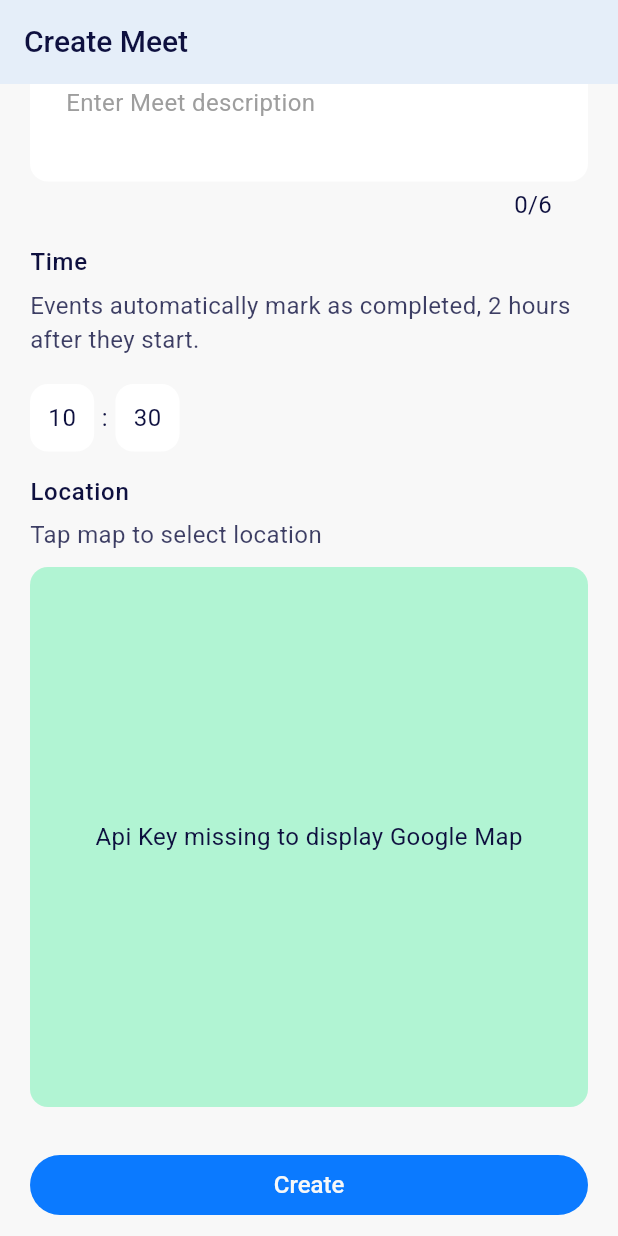
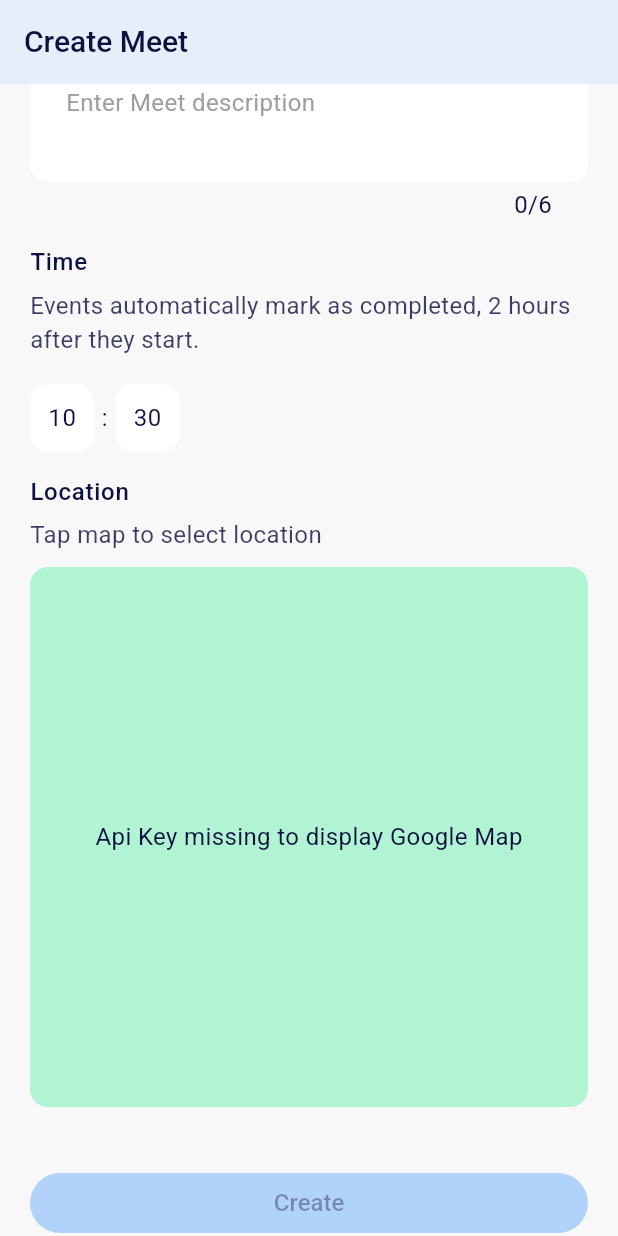
Before and after one commit to OtiDavidChibueze/social_network_platform_frontend, a Flutter app: the CreateMeetPage screen opened by its route, scrolled down 169 dp, on a phone screen of 412 x 824 dp. Run offline on Flutter 3.47's test engine with Material 3 defaults, Android fonts, the phone set to English and light mode, and no system bars; our stand-ins replace cached_network_image, dio, equatable, firebase_auth, firebase_core, flutter_bloc and 8 more; accounts and stored records are empty; network calls fail.

Commit message:
chores: see diff for changes

```diff
--- a/lib/features/auth/presentation/pages/auth_page.dart
+++ b/lib/features/auth/presentation/pages/auth_page.dart
@@ -50,7 +50,7 @@ class AuthPage extends StatelessWidget {
                       SizedBox(height: 20),
 
                       Text(
-                        'By DhavyeScript',
+                        'By DhavyeScript Solutions',
                         style: Theme.of(context).textTheme.headlineSmall
                             ?.copyWith(
                               fontSize: 14,
@@ -59,7 +59,7 @@ class AuthPage extends StatelessWidget {
                             ),
                       ),
 
-                      SizedBox(height: 10),
+                      SizedBox(height: 20),
 
                       Expanded(
                         child: Center(child: Image.asset(AppImageUrls.group)),
--- /dev/null
+++ b/lib/features/create_meet/presentation/bloc/create_meet/create_meet_bloc.dart
@@ -0,0 +1,44 @@
+import 'package:flutter_bloc/flutter_bloc.dart';
+import 'package:social_network_platform/features/create_meet/presentation/bloc/create_meet/create_meet_event.dart';
+import 'package:social_network_platform/features/create_meet/presentation/bloc/create_meet/create_meet_state.dart';
+import 'package:social_network_platform/features/meet/domain/usecases/create_meet_usecase.dart';
+
+class CreateMeetBloc extends Bloc<CreateMeetEvent, CreateMeetState> {
+  final CreateMeetUsecase _createMeetUsecase;
+
+  CreateMeetBloc({required CreateMeetUsecase createMeetUsecase})
+    : _createMeetUsecase = createMeetUsecase,
+      super(CreateMeetState.initial()) {
+    on<CreateMeetEvent>(_onCreateMeetEvent);
+  }
+
+  Future<void> _onCreateMeetEvent(
+    CreateMeetEvent event,
+    Emitter<CreateMeetState> emit,
+  ) async {
+    emit(state.copyWith(status: CreateMeetStatus.loading));
+
+    final result = await _createMeetUsecase(
+      CreateMeetParams(
+        title: event.title,
+        description: event.description,
+        time: event.time,
+        location: event.location,
+      ),
+    );
+
+    result.fold(
+      (l) {
+        emit(
+          state.copyWith(
+            status: CreateMeetStatus.error,
+            errorMessage: l.message,
+          ),
+        );
+      },
+      (r) {
+        emit(state.copyWith(status: CreateMeetStatus.error, createdMeet: r));
+      },
+    );
+  }
+}
--- /dev/null
+++ b/lib/features/create_meet/presentation/bloc/create_meet/create_meet_event.dart
@@ -0,0 +1,20 @@
+import 'package:equatable/equatable.dart';
+import 'package:flutter/material.dart';
+import 'package:google_maps_flutter/google_maps_flutter.dart';
+
+class CreateMeetEvent extends Equatable {
+  final String title;
+  final String description;
+  final TimeOfDay time;
+  final LatLng location;
+
+  const CreateMeetEvent({
+    required this.title,
+    required this.description,
+    required this.time,
+    required this.location,
+  });
+
+  @override
+  List<Object?> get props => [title, description, time, location];
+}
--- /dev/null
+++ b/lib/features/create_meet/presentation/bloc/create_meet/create_meet_state.dart
@@ -0,0 +1,34 @@
+import 'package:equatable/equatable.dart';
+import 'package:social_network_platform/features/meet/domain/entities/meet_entity.dart';
+
+enum CreateMeetStatus { initial, loading, success, error }
+
+class CreateMeetState extends Equatable {
+  final CreateMeetStatus status;
+  final String? errorMessage;
+  final MeetEntity? createdMeet;
+
+  const CreateMeetState._({
+    required this.status,
+    this.errorMessage,
+    this.createdMeet,
+  });
+
+  factory CreateMeetState.initial() =>
+      CreateMeetState._(status: CreateMeetStatus.initial);
+
+  @override
+  List<Object?> get props => [status, errorMessage, createdMeet];
+
+  CreateMeetState copyWith({
+    CreateMeetStatus? status,
+    String? errorMessage,
+    MeetEntity? createdMeet,
+  }) {
+    return CreateMeetState._(
+      status: status ?? this.status,
+      errorMessage: errorMessage ?? this.errorMessage,
+      createdMeet: createdMeet ?? this.createdMeet,
+    );
+  }
+}
--- a/lib/features/create_meet/presentation/pages/create_meet_page.dart
+++ b/lib/features/create_meet/presentation/pages/create_meet_page.dart
@@ -1,6 +1,11 @@
 import 'package:flutter/material.dart';
+import 'package:flutter_bloc/flutter_bloc.dart';
 import 'package:go_router/go_router.dart';
 import 'package:google_maps_flutter/google_maps_flutter.dart';
+import 'package:social_network_platform/core/di/locator.dart';
+import 'package:social_network_platform/features/create_meet/presentation/bloc/create_meet/create_meet_bloc.dart';
+import 'package:social_network_platform/features/create_meet/presentation/bloc/create_meet/create_meet_event.dart';
+import 'package:social_network_platform/features/create_meet/presentation/bloc/create_meet/create_meet_state.dart';
 import '../../../../core/common/widgets/default_button_widget.dart';
 import '../../../../core/common/widgets/default_text_field_widget.dart';
 import 'location_picker_page.dart';
@@ -15,13 +20,52 @@ class CreateMeetPage extends StatefulWidget {
 }
 
 class _CreateMeetPageState extends State<CreateMeetPage> {
-  final TextEditingController _meetCtrl = TextEditingController();
+  final TextEditingController _titleCtrl = TextEditingController();
   final TextEditingController _descriptionCtrl = TextEditingController();
+  GoogleMapController? _mapController;
   TimeOfDay timeOfDay = TimeOfDay.now();
   LatLng? location;
+  final GlobalKey<FormState> _createMeetForm = GlobalKey<FormState>();
+
+  @override
+  void dispose() {
+    _titleCtrl.dispose();
+    _descriptionCtrl.dispose();
+    _mapController?.dispose();
+    super.dispose();
+  }
+
+  void _clear() {
+    _titleCtrl.clear();
+    _descriptionCtrl.clear();
+
+    setState(() {
+      location = LatLng(0, 0);
+      timeOfDay = TimeOfDay.now();
+    });
+  }
 
   @override
   Widget build(BuildContext context) {
+    return BlocProvider(
+      create: (context) => getIt<CreateMeetBloc>(),
+      child: BlocConsumer<CreateMeetBloc, CreateMeetState>(
+        listener: (context, state) {
+          if (state.status == CreateMeetStatus.success) {}
+
+          if (state.status == CreateMeetStatus.error) {
+            ScaffoldMessenger.of(
+              context,
+            ).showSnackBar(SnackBar(content: Text('${state.errorMessage}')));
+          }
+        },
+        builder: (context, state) {
+          if (state.status == CreateMeetStatus.loading) {
+            return Scaffold(
+              body: Center(child: CircularProgressIndicator.adaptive()),
+            );
+          }
+
           return Scaffold(
             appBar: AppBar(
               title: Text(
@@ -34,12 +78,15 @@ class _CreateMeetPageState extends State<CreateMeetPage> {
               child: SafeArea(
                 child: Padding(
                   padding: EdgeInsets.symmetric(horizontal: 20, vertical: 10),
+                  child: Form(
+                    key: _createMeetForm,
                     child: Column(
                       crossAxisAlignment: CrossAxisAlignment.start,
                       children: [
                         Text(
                           'Title',
-                  style: Theme.of(context).textTheme.bodyLarge?.copyWith(
+                          style: Theme.of(context).textTheme.bodyLarge
+                              ?.copyWith(
                                 fontSize: 16,
                                 fontWeight: FontWeight.w600,
                               ),
@@ -49,13 +96,17 @@ class _CreateMeetPageState extends State<CreateMeetPage> {
 
                         DefaultTextFieldWidget(
                           hintText: 'Enter Meet title',
-                  controller: _meetCtrl,
+                          controller: _titleCtrl,
+                          onChanged: (_) {
+                            setState(() {});
+                          },
                         ),
                         SizedBox(height: 15),
 
                         Text(
                           'Description',
-                  style: Theme.of(context).textTheme.bodyLarge?.copyWith(
+                          style: Theme.of(context).textTheme.bodyLarge
+                              ?.copyWith(
                                 fontSize: 16,
                                 fontWeight: FontWeight.w600,
                               ),
@@ -69,13 +120,17 @@ class _CreateMeetPageState extends State<CreateMeetPage> {
                           maxLines: 255,
                           minLines: 2,
                           maxLenght: 6,
+                          onChanged: (_) {
+                            setState(() {});
+                          },
                         ),
 
                         SizedBox(height: 15),
 
                         Text(
                           'Time',
-                  style: Theme.of(context).textTheme.bodyLarge?.copyWith(
+                          style: Theme.of(context).textTheme.bodyLarge
+                              ?.copyWith(
                                 fontSize: 16,
                                 fontWeight: FontWeight.w600,
                               ),
@@ -85,7 +140,8 @@ class _CreateMeetPageState extends State<CreateMeetPage> {
 
                         Text(
                           'Events automatically mark as completed, 2 hours after they start.',
-                  style: Theme.of(context).textTheme.bodyMedium?.copyWith(
+                          style: Theme.of(context).textTheme.bodyMedium
+                              ?.copyWith(
                                 color: Theme.of(
                                   context,
                                 ).colorScheme.onSurface.withValues(alpha: .8),
@@ -100,7 +156,8 @@ class _CreateMeetPageState extends State<CreateMeetPage> {
 
                         Text(
                           'Location',
-                  style: Theme.of(context).textTheme.bodyLarge?.copyWith(
+                          style: Theme.of(context).textTheme.bodyLarge
+                              ?.copyWith(
                                 fontSize: 16,
                                 fontWeight: FontWeight.w600,
                               ),
@@ -110,7 +167,8 @@ class _CreateMeetPageState extends State<CreateMeetPage> {
 
                         Text(
                           'Tap map to select location',
-                  style: Theme.of(context).textTheme.bodyMedium?.copyWith(
+                          style: Theme.of(context).textTheme.bodyMedium
+                              ?.copyWith(
                                 color: Theme.of(
                                   context,
                                 ).colorScheme.onSurface.withValues(alpha: .8),
@@ -121,13 +179,36 @@ class _CreateMeetPageState extends State<CreateMeetPage> {
 
                         _buildLocationPicker(context),
 
-                SizedBox(height: 28),
+                        SizedBox(height: 40),
 
-                DefaultButtonWidget(text: 'Create', onPressed: () {}),
+                        DefaultButtonWidget(
+                          text: 'Create',
+                          onPressed:
+                              location == null ||
+                                  _titleCtrl.text.isEmpty ||
+                                  _descriptionCtrl.text.isEmpty
+                              ? null
+                              : () {
+                                  context.read<CreateMeetBloc>().add(
+                                    CreateMeetEvent(
+                                      title: _titleCtrl.text.trim(),
+                                      description: _descriptionCtrl.text.trim(),
+                                      time: timeOfDay,
+                                      location: location!,
+                                    ),
+                                  );
+
+                                  _clear();
+                                },
+                        ),
                       ],
                     ),
                   ),
                 ),
+              ),
+            ),
+          );
+        },
       ),
     );
   }
@@ -173,13 +254,16 @@ class _CreateMeetPageState extends State<CreateMeetPage> {
     ),
   );
 
-  Widget _buildLocationPicker(BuildContext context) => Container(
+  Widget _buildLocationPicker(BuildContext context) => InkWell(
+    onTap: () => context.push(LocationPickerPage.route),
+    child: Container(
       height: 360,
       width: double.maxFinite,
       decoration: BoxDecoration(
         borderRadius: BorderRadius.circular(12),
         color: Colors.greenAccent.withValues(alpha: .5),
       ),
+
       // child: GoogleMap(
       //   myLocationEnabled: false,
       //   myLocationButtonEnabled: false,
@@ -189,28 +273,44 @@ class _CreateMeetPageState extends State<CreateMeetPage> {
       //   zoomGesturesEnabled: false,
       //   tiltGesturesEnabled: false,
       //   rotateGesturesEnabled: false,
-    //  onTap: (_) {
-    //   context.push(LocationPickerPage.route);
-    // },
+      //   onMapCreated: (controller) {
+      //     setState(() {
+      //       _mapController = controller;
+      //     });
+      //   },
+      //   onTap: (_) async {
+      //     LatLng? selectedLocation = await context.push(LocationPickerPage.route);
+
+      //     if (selectedLocation != null) {
+      //       setState(() {
+      //         location = selectedLocation;
+      //       });
+
+      //       _mapController?.animateCamera(
+      //         CameraUpdate.newLatLngZoom(selectedLocation, 15),
+      //       );
+      //     }
+      //   },
       //   markers: location != null
-    //       ? {Marker(markerId: MarkerId('selectedLocation'), position: location)}
+      //       ? {
+      //           Marker(
+      //             markerId: MarkerId('selectedLocation'),
+      //             position: location!,
+      //           ),
+      //         }
       //       : {},
       //   initialCameraPosition: CameraPosition(
       //     target: LatLng(40.730610, -73.934242),
       //     zoom: 10,
       //   ),
       // ),
-    child: InkWell(
-      onTap: () {
-        context.push(LocationPickerPage.route);
-      },
-
       child: Center(
         child: Text(
           'Api Key missing to display Google Map',
           style: TextStyle(color: Theme.of(context).colorScheme.inverseSurface),
         ),
       ),
+      // ),
     ),
   );
 }
--- /dev/null
+++ b/lib/features/meet/domain/usecases/create_meet_usecase.dart
@@ -0,0 +1,40 @@
+import 'package:equatable/equatable.dart';
+import 'package:flutter/material.dart';
+import 'package:fpdart/fpdart.dart';
+import 'package:google_maps_flutter/google_maps_flutter.dart';
+import 'package:social_network_platform/core/error/failure.dart';
+import 'package:social_network_platform/core/usecases/use_case.dart';
+import 'package:social_network_platform/features/meet/domain/entities/meet_entity.dart';
+import 'package:social_network_platform/features/meet/domain/repository/meet_repository.dart';
+
+class CreateMeetUsecase
+    implements UseCase<Failure, MeetEntity, CreateMeetParams> {
+  final MeetRepository meetRepository;
+
+  CreateMeetUsecase({required this.meetRepository});
+
+  @override
+  Future<Either<Failure, MeetEntity>> call(CreateMeetParams params) async {
+    return await meetRepository.createMeet(
+      title: params.title,
+      description: params.description,
+      time: params.time,
+      location: params.location,
+    );
+  }
+}
+
+class CreateMeetParams extends Equatable {
+  final String title;
+  final String description;
+  final TimeOfDay time;
+  final LatLng location;
+  const CreateMeetParams({
+    required this.title,
+    required this.description,
+    required this.time,
+    required this.location,
+  });
+  @override
+  List<Object?> get props => [title, description, time, location];
+}
--- a/lib/features/meet/presentation/pages/last_meets_section.dart
+++ b/lib/features/meet/presentation/pages/last_meets_section.dart
@@ -1,5 +1,6 @@
 import 'package:flutter/material.dart';
 import 'package:flutter_bloc/flutter_bloc.dart';
+import 'package:social_network_platform/features/meet/presentation/widgets/last_meets_widget.dart';
 import '../bloc/last_meets_bloc.dart';
 import '../bloc/last_meets_state.dart';
 
@@ -11,10 +12,10 @@ class LastMeetsSection extends StatelessWidget {
     return BlocBuilder<LastMeetsBloc, LastMeetsState>(
       builder: (context, state) {
         return ListView.builder(
-          itemCount: 3,
+          itemCount: state.lastMeets?.length ?? 0,
           shrinkWrap: true,
           itemBuilder: (context, index) {
-            return null;
+            return LastMeetsWidget(meet: state.lastMeets![index]);
           },
         );
       },
--- a/lib/features/meet/presentation/widgets/last_meets_widget.dart
+++ b/lib/features/meet/presentation/widgets/last_meets_widget.dart
@@ -1,4 +1,5 @@
 import 'package:flutter/material.dart';
+import 'package:intl/intl.dart';
 import '../../domain/entities/meet_entity.dart';
 import '../../../profile/presentation/widgets/circle_user_avatar_widget.dart';
 
@@ -45,6 +46,10 @@ class LastMeetsWidget extends StatelessWidget {
               ),
             ),
           ),
+
+          SizedBox(width: 15),
+
+          Text(DateFormat.yMMMd().format(meet.date).toString()),
         ],
       ),
     );
--- a/pubspec.yaml
+++ b/pubspec.yaml
@@ -42,7 +42,7 @@ dependencies:
   go_router:
   pretty_dio_logger:
   cached_network_image:
-  intl:
+  intl: ^0.20.2
   rxdart:
   geolocator:
   image_picker:
```
Also changed, not shown: lib/core/di/locator.dart (+6 -2 lines), lib/features/create_meet/presentation/pages/location_picker_page.dart (+22 -4 lines), lib/features/meet/data/datasource/meet_remote_datasource.dart (+33 -0 lines), lib/features/meet/data/repository/meet_repository_impl.dart (+26 -1 lines), lib/features/meet/domain/repository/meet_repository.dart (+8 -0 lines), lib/features/create_meet/presentation/bloc/location_picker/location_picker_bloc.dart (renamed from lib/features/create_meet/presentation/bloc/location_picker_bloc.dart), lib/features/create_meet/presentation/bloc/location_picker/location_picker_event.dart (renamed from lib/features/create_meet/presentation/bloc/location_picker_event.dart), lib/features/create_meet/presentation/bloc/location_picker/location_picker_state.dart (renamed from lib/features/create_meet/presentation/bloc/location_picker_state.dart). Lines whose indentation alone changed are shown as unchanged.
